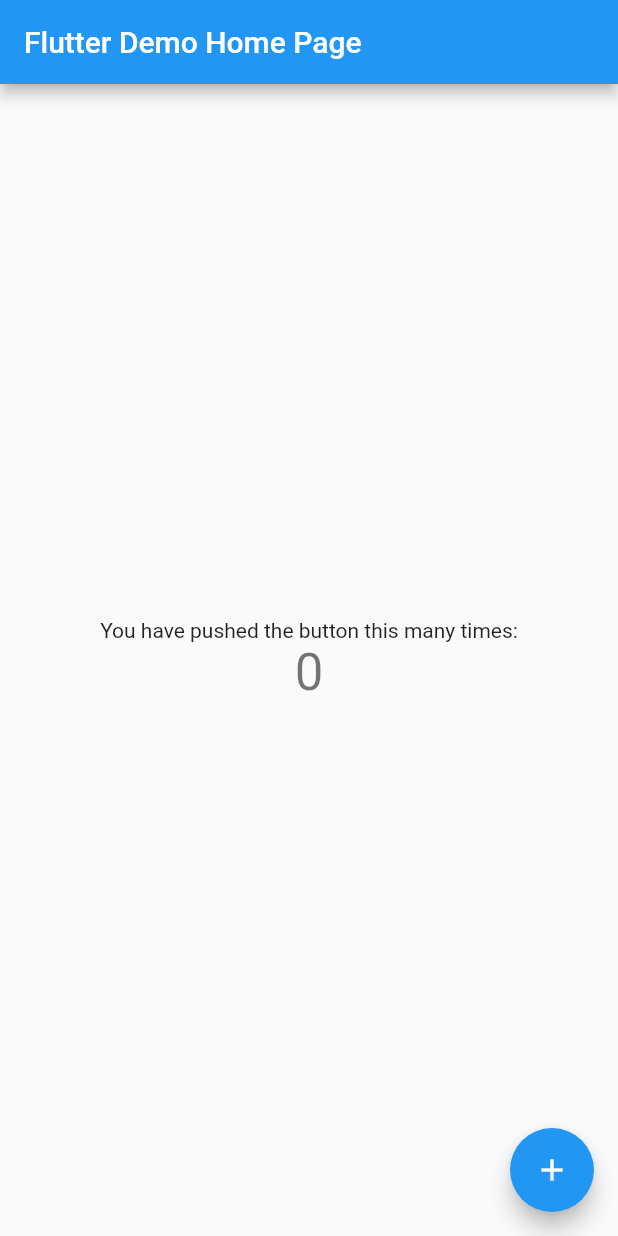
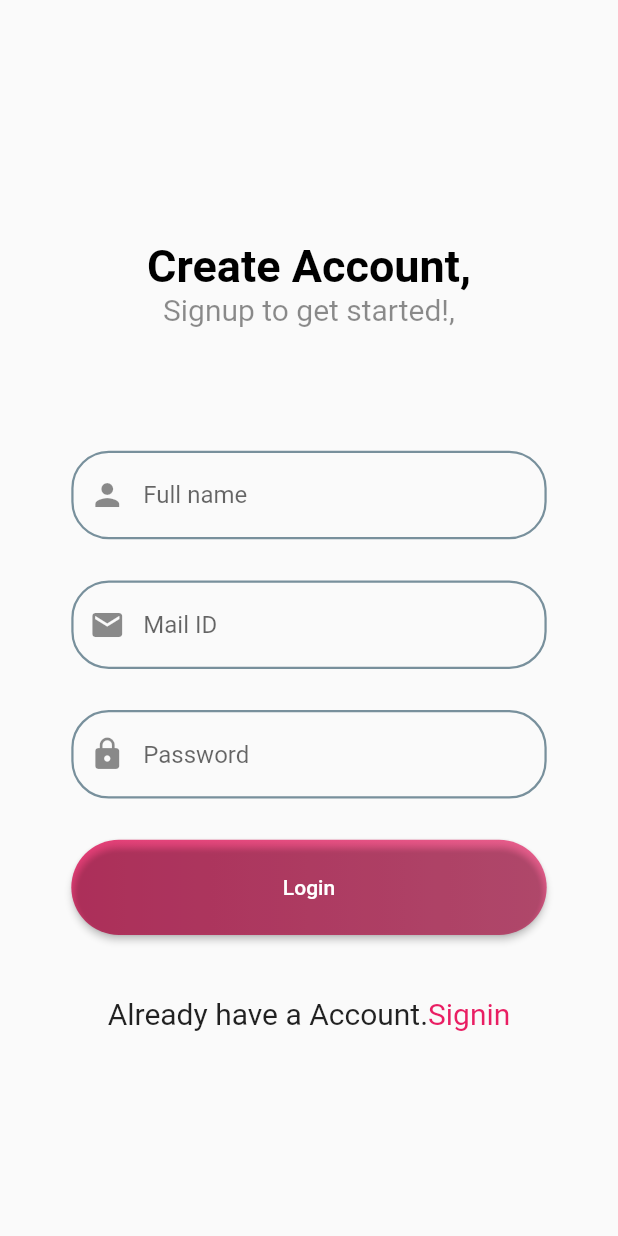
Before and after one commit to JohnsonJp/Notes-Taking-App-using-Flutter, a Flutter app: the screen it shows after launch, on a phone screen of 412 x 824 dp. Run offline on Flutter 3.47's test engine with Material 2 defaults, Android fonts, the phone set to English and light mode, and no system bars.

Commit message:
signup page ui

```diff
--- /dev/null
+++ b/lib/Signup.dart
@@ -0,0 +1,424 @@
+import 'package:flutter/material.dart';
+
+class SignUp extends StatefulWidget {
+  const SignUp({ Key? key }) : super(key: key);
+
+  @override
+  _SignUpState createState() => _SignUpState();
+}
+
+class _SignUpState extends State<SignUp> {
+  final _formKey = GlobalKey<FormState>();
+  TextEditingController _usname = new TextEditingController();
+  TextEditingController _email = new TextEditingController();
+  TextEditingController _pass = new TextEditingController();
+
+  Widget _portraitMode(){
+    return Stack(
+      fit: StackFit.expand,
+      children: <Widget>[
+        Center(
+          child: SingleChildScrollView(
+            child: Column(
+              mainAxisAlignment: MainAxisAlignment.center,
+              children: <Widget>[
+                SizedBox(height: MediaQuery.of(context).size.height/35,),
+                Text("Create Account,",style: TextStyle(fontWeight: FontWeight.bold,fontSize: 30,color: Colors.black),),
+                Text("Signup to get started!,",style: TextStyle(fontWeight: FontWeight.normal,fontSize: 20,color: Colors.black45),),
+
+                SizedBox(height: MediaQuery.of(context).size.height/10,),
+
+                Form(
+                        key: _formKey,
+                        child: Center(
+                          child: Container(
+                            width: MediaQuery.of(context).size.width/1.3,
+                            child: Column(
+                              children: [
+                                TextFormField(
+                                  controller: _usname,
+                                  decoration: InputDecoration(
+                                    hintText: "Full name",
+                                    prefixIcon: Icon(Icons.person),
+                                    focusedBorder: OutlineInputBorder(
+                                      borderRadius: BorderRadius.circular(25.0),
+                                      borderSide: BorderSide(
+                                          color: Colors.blue,
+                                          width: 1.5
+                                      ),
+                                    ),
+                                    border: OutlineInputBorder(
+                                      borderRadius: BorderRadius.circular(25.0),
+                                      borderSide: BorderSide(
+                                        color: Colors.blue,
+                                        width: 1.5,
+                                      ),
+                                    ),
+                                    enabledBorder:OutlineInputBorder(
+                                      borderRadius: BorderRadius.circular(25.0),
+                                      borderSide: BorderSide(
+                                        color: Colors.blueGrey.shade400,
+                                        width: 1.5,
+                                      ),
+                                    ),
+                                  ),
+                                  validator: (value){
+                                    if(value!.isEmpty)
+                                    {
+                                      return 'Please Enter your Full Name';
+                                    }
+                                    return null;
+                                  },
+                                ),
+
+                                SizedBox(height: MediaQuery.of(context).size.height/30,),
+
+                                TextFormField(
+                                  controller: _email,
+                                  decoration: InputDecoration(
+                                    hintText: "Mail ID",
+                                    prefixIcon: Icon(Icons.mail),
+                                    focusedBorder: OutlineInputBorder(
+                                      borderRadius: BorderRadius.circular(25.0),
+                                      borderSide: BorderSide(
+                                          color: Colors.blue,
+                                          width: 1.5
+                                      ),
+                                    ),
+                                    border: OutlineInputBorder(
+                                      borderRadius: BorderRadius.circular(25.0),
+                                      borderSide: BorderSide(
+                                        color: Colors.blue,
+                                        width: 1.5,
+                                      ),
+                                    ),
+                                    enabledBorder:OutlineInputBorder(
+                                      borderRadius: BorderRadius.circular(25.0),
+                                      borderSide: BorderSide(
+                                        color: Colors.blueGrey.shade400,
+                                        width: 1.5,
+                                      ),
+                                    ),
+                                  ),
+                                  validator: (value){
+                                    if(value!.isEmpty)
+                                    {
+                                      return 'Please Enter a valid Email';
+                                    }
+                                    if(!RegExp("^[a-zA-Z0-9+_.-]+@[a-zA-Z0-9.-]+.[a-z]").hasMatch(value)){
+                                      return 'Please Enter a valid Email';
+                                    }
+                                    return null;
+                                  },
+                                ),
+
+                                SizedBox(height: MediaQuery.of(context).size.height/30,),
+
+                                TextFormField(
+                                  controller: _pass,
+                                  decoration: InputDecoration(
+                                    hintText: "Password",
+                                    prefixIcon: Icon(Icons.lock),
+                                    focusedBorder: OutlineInputBorder(
+                                      borderRadius: BorderRadius.circular(25.0),
+                                      borderSide: BorderSide(
+                                          color: Colors.blue,
+                                          width: 1.5
+                                      ),
+                                    ),
+                                    border: OutlineInputBorder(
+                                      borderRadius: BorderRadius.circular(25.0),
+                                      borderSide: BorderSide(
+                                        color: Colors.blue,
+                                        width: 1.5,
+                                      ),
+                                    ),
+                                    enabledBorder:OutlineInputBorder(
+                                      borderRadius: BorderRadius.circular(25.0),
+                                      borderSide: BorderSide(
+                                        color: Colors.blueGrey.shade400,
+                                        width: 1.5,
+                                      ),
+                                    ),
+                                  ),
+                                  validator: (value){
+                                    if(value!.isEmpty)
+                                    {
+                                      return 'Please a Enter Password';
+                                    }
+                                    return null;
+                                  },
+                                ),
+
+                                SizedBox(height: MediaQuery.of(context).size.height/30,),
+
+                                Container(
+                                  height: MediaQuery.of(context).size.height/13,
+                                  width: MediaQuery.of(context).size.width/1.3,
+                                  decoration: BoxDecoration(
+                                    borderRadius: BorderRadius.circular(50.0),
+                                    gradient: LinearGradient(
+                                      colors: [Colors.pink.shade400, Colors.pink.shade300])
+                                  ),
+                                  child: MaterialButton(
+                                    color: Colors.transparent,
+                                    onPressed: (){
+                                      if(_formKey.currentState!.validate())
+                                      {
+                                        print("successful");
+                                        return;
+                                      }else{
+                                        print("UnSuccessfull");
+                                      }
+                                    },
+                                    shape: RoundedRectangleBorder(
+                                        borderRadius: BorderRadius.circular(50.0),
+                                    ),
+                                    textColor:Colors.white,
+                                    child: Text("Login"),
+                                  ),
+                                ),
+                              ],
+                            ),
+                          ),
+                        ),
+                        ),
+                        SizedBox(height: MediaQuery.of(context).size.height/20,),
+
+                        Row(
+                          mainAxisAlignment: MainAxisAlignment.center,
+                          children: [
+                            Text("Already have a Account.",style: TextStyle(fontSize: 20),),
+                            GestureDetector(
+                              child: Text("Signin",style: TextStyle(fontSize: 20,color: Colors.pink),),
+                              onTap: (){
+                                print("haiii");
+                              },
+                            ),
+                          ],
+                        ),
+              ],
+            ),
+          ),
+        ),
+      ],
+    );
+  }
+
+
+  Widget _landscapeMode(){
+    return Stack(
+      fit: StackFit.expand,
+      children: <Widget>[
+        Center(
+          child: SingleChildScrollView(
+            child: Column(
+              mainAxisAlignment: MainAxisAlignment.center,
+              children: <Widget>[
+                Row(
+                  children: [
+                    Container(
+                      width: MediaQuery.of(context).size.width/2,
+                      child: Column(
+                        children: [
+                          Text("Create Account,",style: TextStyle(fontWeight: FontWeight.bold,fontSize: 50,color: Colors.black),),
+                          Text("Signup to get started!,",style: TextStyle(fontWeight: FontWeight.normal,fontSize: 40,color: Colors.black45),),
+                        ],
+                      ),
+                    ),
+                    Container(
+                      width: MediaQuery.of(context).size.width/2,
+                      child: Form(
+                        key: _formKey,
+                        child: Center(
+                          child: Container(
+                            width: MediaQuery.of(context).size.width/3,
+                            child: Column(
+                              children: [
+                                TextFormField(
+                                  controller: _usname,
+                                  decoration: InputDecoration(
+                                    hintText: "Full name",
+                                    prefixIcon: Icon(Icons.person),
+                                    focusedBorder: OutlineInputBorder(
+                                      borderRadius: BorderRadius.circular(25.0),
+                                      borderSide: BorderSide(
+                                          color: Colors.blue,
+                                          width: 1.5
+                                      ),
+                                    ),
+                                    border: OutlineInputBorder(
+                                      borderRadius: BorderRadius.circular(25.0),
+                                      borderSide: BorderSide(
+                                        color: Colors.blue,
+                                        width: 1.5,
+                                      ),
+                                    ),
+                                    enabledBorder:OutlineInputBorder(
+                                      borderRadius: BorderRadius.circular(25.0),
+                                      borderSide: BorderSide(
+                                        color: Colors.blueGrey.shade400,
+                                        width: 1.5,
+                                      ),
+                                    ),
+                                  ),
+                                  validator: (value){
+                                    if(value!.isEmpty)
+                                    {
+                                      return 'Please Enter your Full Name';
+                                    }
+                                    return null;
+                                  },
+                                ),
+
+                                SizedBox(height: MediaQuery.of(context).size.height/30,),
+
+                                TextFormField(
+                                  controller: _email,
+                                  decoration: InputDecoration(
+                                    hintText: "Mail ID",
+                                    prefixIcon: Icon(Icons.mail),
+                                    focusedBorder: OutlineInputBorder(
+                                      borderRadius: BorderRadius.circular(25.0),
+                                      borderSide: BorderSide(
+                                          color: Colors.blue,
+                                          width: 1.5
+                                      ),
+                                    ),
+                                    border: OutlineInputBorder(
+                                      borderRadius: BorderRadius.circular(25.0),
+                                      borderSide: BorderSide(
+                                        color: Colors.blue,
+                                        width: 1.5,
+                                      ),
+                                    ),
+                                    enabledBorder:OutlineInputBorder(
+                                      borderRadius: BorderRadius.circular(25.0),
+                                      borderSide: BorderSide(
+                                        color: Colors.blueGrey.shade400,
+                                        width: 1.5,
+                                      ),
+                                    ),
+                                  ),
+                                  validator: (value){
+                                    if(value!.isEmpty)
+                                    {
+                                      return 'Please Enter a valid Email';
+                                    }
+                                    if(!RegExp("^[a-zA-Z0-9+_.-]+@[a-zA-Z0-9.-]+.[a-z]").hasMatch(value)){
+                                      return 'Please Enter a valid Email';
+                                    }
+                                    return null;
+                                  },
+                                ),
+
+                                SizedBox(height: MediaQuery.of(context).size.height/30,),
+
+                                TextFormField(
+                                  controller: _pass,
+                                  decoration: InputDecoration(
+                                    hintText: "Password",
+                                    prefixIcon: Icon(Icons.lock),
+                                    focusedBorder: OutlineInputBorder(
+                                      borderRadius: BorderRadius.circular(25.0),
+                                      borderSide: BorderSide(
+                                          color: Colors.blue,
+                                          width: 1.5
+                                      ),
+                                    ),
+                                    border: OutlineInputBorder(
+                                      borderRadius: BorderRadius.circular(25.0),
+                                      borderSide: BorderSide(
+                                        color: Colors.blue,
+                                        width: 1.5,
+                                      ),
+                                    ),
+                                    enabledBorder:OutlineInputBorder(
+                                      borderRadius: BorderRadius.circular(25.0),
+                                      borderSide: BorderSide(
+                                        color: Colors.blueGrey.shade400,
+                                        width: 1.5,
+                                      ),
+                                    ),
+                                  ),
+                                  validator: (value){
+                                    if(value!.isEmpty)
+                                    {
+                                      return 'Please a Enter Password';
+                                    }
+                                    return null;
+                                  },
+                                ),
+
+                                SizedBox(height: MediaQuery.of(context).size.height/30,),
+
+                                Container(
+                                  height: 60,
+                                  width: MediaQuery.of(context).size.width/3,
+                                  decoration: BoxDecoration(
+                                    borderRadius: BorderRadius.circular(50.0),
+                                    gradient: LinearGradient(
+                                      colors: [Colors.pink.shade400, Colors.pink.shade300])
+                                  ),
+                                  child: MaterialButton(
+                                    color: Colors.transparent,
+                                    onPressed: (){
+                                      if(_formKey.currentState!.validate())
+                                      {
+                                        print("successful");
+                                        return;
+                                      }else{
+                                        print("UnSuccessfull");
+                                      }
+                                    },
+                                    shape: RoundedRectangleBorder(
+                                        borderRadius: BorderRadius.circular(50.0),
+                                    ),
+                                    textColor:Colors.white,
+                                    child: Text("Login"),
+                                  ),
+                                ),
+
+                                SizedBox(height: MediaQuery.of(context).size.height/20,),
+
+                                Row(
+                                  mainAxisAlignment: MainAxisAlignment.center,
+                                  children: [
+                                    Text("Already have a Account.",style: TextStyle(fontSize: 20),),
+                                    GestureDetector(
+                                      child: Text("Signin",style: TextStyle(fontSize: 20,color: Colors.pink),),
+                                      onTap: (){
+                                        print("haiii");
+                                      },
+                                    ),
+                                  ],
+                                ),
+                              ],
+                            ),
+                          ),
+                        ),),
+                    )
+                  ],
+                ),
+              ],
+            ),
+          ),
+        ),
+      ],
+    );
+  }
+  @override
+  Widget build(BuildContext context) {
+    return Scaffold(
+      body: OrientationBuilder(
+        builder: (context, orientation){
+          if(orientation == Orientation.portrait){
+            return _portraitMode();
+          }else{
+            return _landscapeMode();
+          }
+        },
+      ),
+    );
+  }
+}
--- a/lib/main.dart
+++ b/lib/main.dart
@@ -1,4 +1,5 @@
 import 'package:flutter/material.dart';
+import 'package:flutter_pro_1_notes_taking/Signup.dart';
 
 void main() {
   runApp(MyApp());
@@ -9,105 +10,7 @@
   @override
   Widget build(BuildContext context) {
     return MaterialApp(
-      title: 'Flutter Demo',
-      theme: ThemeData(
-        // This is the theme of your application.
-        //
-        // Try running your application with "flutter run". You'll see the
-        // application has a blue toolbar. Then, without quitting the app, try
-        // changing the primarySwatch below to Colors.green and then invoke
-        // "hot reload" (press "r" in the console where you ran "flutter run",
-        // or simply save your changes to "hot reload" in a Flutter IDE).
-        // Notice that the counter didn't reset back to zero; the application
-        // is not restarted.
-        primarySwatch: Colors.blue,
-      ),
-      home: MyHomePage(title: 'Flutter Demo Home Page'),
+      home: SignUp(),
     );
   }
 }
-
-class MyHomePage extends StatefulWidget {
-  MyHomePage({Key? key, required this.title}) : super(key: key);
-
-  // This widget is the home page of your application. It is stateful, meaning
-  // that it has a State object (defined below) that contains fields that affect
-  // how it looks.
-
-  // This class is the configuration for the state. It holds the values (in this
-  // case the title) provided by the parent (in this case the App widget) and
-  // used by the build method of the State. Fields in a Widget subclass are
-  // always marked "final".
-
-  final String title;
-
-  @override
-  _MyHomePageState createState() => _MyHomePageState();
-}
-
-class _MyHomePageState extends State<MyHomePage> {
-  int _counter = 0;
-
-  void _incrementCounter() {
-    setState(() {
-      // This call to setState tells the Flutter framework that something has
-      // changed in this State, which causes it to rerun the build method below
-      // so that the display can reflect the updated values. If we changed
-      // _counter without calling setState(), then the build method would not be
-      // called again, and so nothing would appear to happen.
-      _counter++;
-    });
-  }
-
-  @override
-  Widget build(BuildContext context) {
-    // This method is rerun every time setState is called, for instance as done
-    // by the _incrementCounter method above.
-    //
-    // The Flutter framework has been optimized to make rerunning build methods
-    // fast, so that you can just rebuild anything that needs updating rather
-    // than having to individually change instances of widgets.
-    return Scaffold(
-      appBar: AppBar(
-        // Here we take the value from the MyHomePage object that was created by
-        // the App.build method, and use it to set our appbar title.
-        title: Text(widget.title),
-      ),
-      body: Center(
-        // Center is a layout widget. It takes a single child and positions it
-        // in the middle of the parent.
-        child: Column(
-          // Column is also a layout widget. It takes a list of children and
-          // arranges them vertically. By default, it sizes itself to fit its
-          // children horizontally, and tries to be as tall as its parent.
-          //
-          // Invoke "debug painting" (press "p" in the console, choose the
-          // "Toggle Debug Paint" action from the Flutter Inspector in Android
-          // Studio, or the "Toggle Debug Paint" command in Visual Studio Code)
-          // to see the wireframe for each widget.
-          //
-          // Column has various properties to control how it sizes itself and
-          // how it positions its children. Here we use mainAxisAlignment to
-          // center the children vertically; the main axis here is the vertical
-          // axis because Columns are vertical (the cross axis would be
-          // horizontal).
-          mainAxisAlignment: MainAxisAlignment.center,
-          children: <Widget>[
-            Text(
-              'You have pushed the button this many times:',
-            ),
-            Text(
-              '$_counter',
-              style: Theme.of(context).textTheme.headline4,
-            ),
-          ],
-        ),
-      ),
-      floatingActionButton: FloatingActionButton(
-        onPressed: _incrementCounter,
-        tooltip: 'Increment',
-        child: Icon(Icons.add),
-      ), // This trailing comma makes auto-formatting nicer for build methods.
-    );
-  }
-}
```
